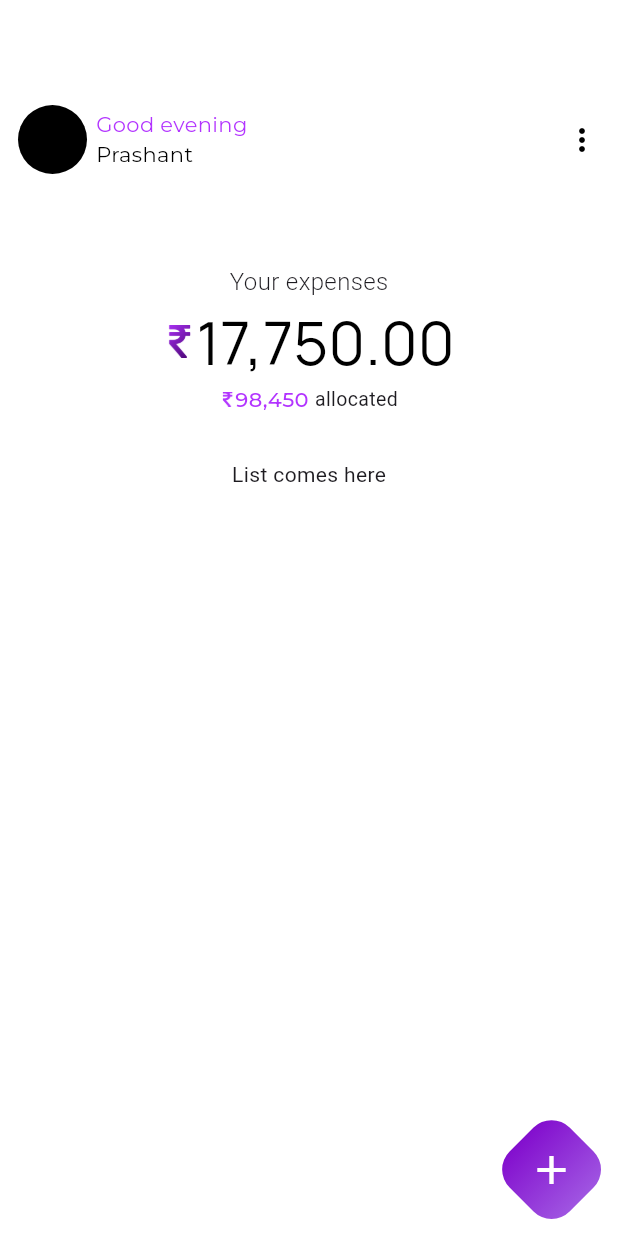
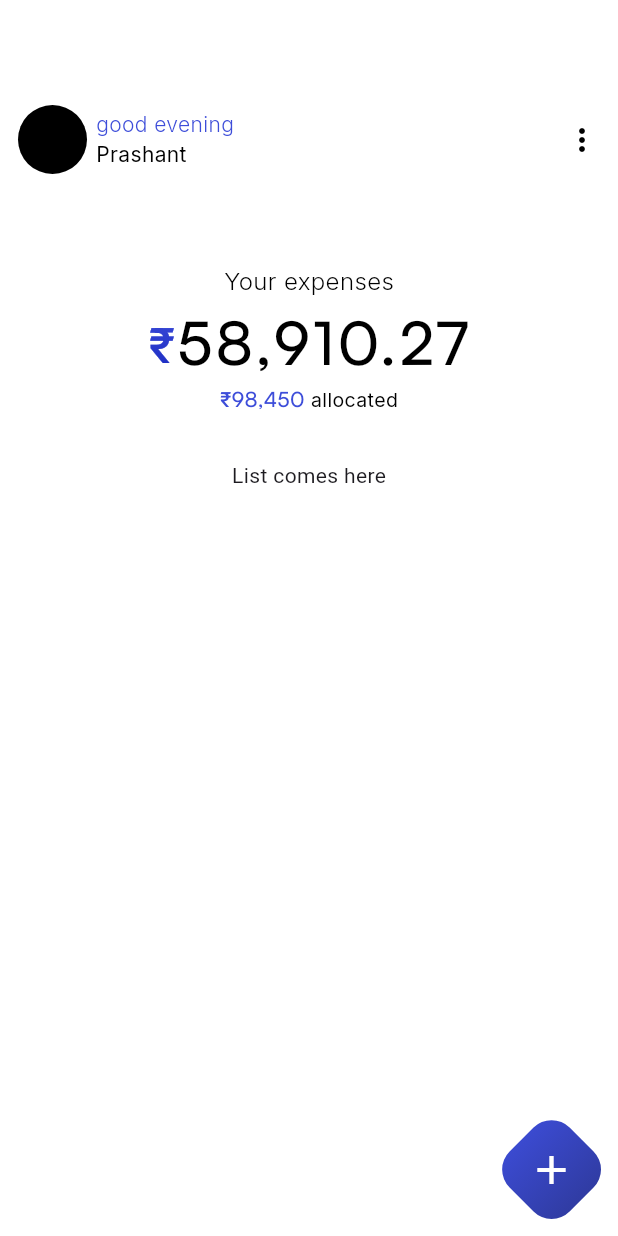
Before and after one commit to AkashSin234/financetrackerdemo, a Flutter app: the HomePage screen opened directly, on a phone screen of 412 x 824 dp. Run offline on Flutter 3.47's test engine with Material 3 defaults, Android fonts, the phone set to English and light mode, and no system bars; our stand-ins replace google_fonts; missing offline and left inert: flutter_svg_icons; Roboto replaces fonts that are missing (SFPro).

Commit message:
updated ui

```diff
--- a/lib/Screens/navpages/home_page.dart
+++ b/lib/Screens/navpages/home_page.dart
@@ -10,6 +10,18 @@ class HomePage extends StatefulWidget {
 }
 
 class _HomePageState extends State<HomePage> {
+
+  final gradient = const LinearGradient(
+    begin: Alignment.topCenter,
+    end: Alignment.bottomCenter,
+    colors: [
+    Color.fromRGBO(61, 77, 217, 1),
+    Color.fromRGBO(23, 39, 191, 1)
+  ]);
+
+  final textstyle = GoogleFonts.inter(fontSize: 32, fontWeight: FontWeight.w500);
+
+
   @override
   Widget build(BuildContext context) {
     return Scaffold(
@@ -34,15 +46,15 @@ class _HomePageState extends State<HomePage> {
                   crossAxisAlignment: CrossAxisAlignment.start,
                   children: [
                     Text(
-                      'Good evening',
-                      style: GoogleFonts.montserrat(
-                          color: const Color.fromRGBO(178, 52, 255, 1),
+                      'good evening',
+                      style: GoogleFonts.inter(
+                          color: const Color.fromRGBO(61, 77, 217, 1),
                           fontSize: 14,
-                          fontWeight: FontWeight.w400),
+                          fontWeight: FontWeight.w300),
                     ),
                     Text(
                       'Prashant',
-                      style: GoogleFonts.montserrat(
+                      style: GoogleFonts.inter(
                           fontSize: 14, color: Colors.black),
                     ),
                   ],
@@ -61,68 +73,49 @@ class _HomePageState extends State<HomePage> {
           Column(
             crossAxisAlignment: CrossAxisAlignment.center,
             children: [
-              const Text(
+              Text(
                 'Your expenses',
-                style: TextStyle(
-                    fontFamily: 'SFPro',
-                    fontSize: 16,
-                    fontWeight: FontWeight.w300),
+                style: GoogleFonts.inter(color: Colors.black, fontSize: 16, fontWeight: FontWeight.w300),
               ),
               Row(
                 mainAxisAlignment: MainAxisAlignment.center,
                 children: [
-                  SizedBox(
-                    height: 22,
-                    child: ShaderMask(
-                      shaderCallback: (Rect bounds) {
-                        return const LinearGradient(
-                          colors: [
-                            Color.fromRGBO(178, 52, 255, 1),
-                            Color.fromRGBO(62, 0, 100, 1)
-                          ],
-                          begin: Alignment.topLeft,
-                          end: Alignment.bottomRight,
-                        ).createShader(bounds);
-                      },
-                      blendMode: BlendMode.srcIn,
-                      child: Image.asset(
-                        'assets/rupee-indian.png',
-                        color: Colors.white,
-                      ),
-                    ),
+                  Baseline(baseline: 40,
+                  baselineType: TextBaseline.alphabetic,
+                    child: ShaderMask(shaderCallback: (bounds) {
+                      return gradient.createShader(Rect.fromLTWH(0, 0, bounds.width, bounds.height));
+                    },
+                      child: Text('₹', style: textstyle.copyWith(
+                          color: Colors.white, // Set text color to white so the gradient shows
+                        ),)),
                   ),
-                  Text(
-                    '17,750.00',
-                    style: GoogleFonts.manrope(
+                  const Text(
+                    '58,910.27',
+                    style: TextStyle(
+                      letterSpacing: 2.05,
+                      fontFamily: 'Satoshi',
+                      fontWeight: FontWeight.w500,
                         color: Colors.black,
                         fontSize: 40,
-                        fontWeight: FontWeight.w400),
+                        ),
                   ),
                 ],
               ),
               Row(
                 mainAxisAlignment: MainAxisAlignment.center,
                 children: [
-                  SizedBox(
-                    height: 10,
-                    child: Image.asset(
-                      'assets/rupee-indian.png',
-                      color: const Color.fromRGBO(178, 52, 255, 1),
-                    ),
-                  ),
-                  Text(
-                    '98,450 ',
-                    style: GoogleFonts.montserrat(
-                        color: const Color.fromRGBO(178, 52, 255, 1),
+
+                  const Text(
+                    '₹98,450 ',
+                    style: TextStyle(
+                      fontFamily: 'Satoshi',
+                        color: const Color.fromRGBO(61, 77, 217, 1),
                         fontSize: 14,
                         fontWeight: FontWeight.w500),
                   ),
-                  const Text(
+                   Text(
                     'allocated',
-                    style: TextStyle(
-                        fontFamily: 'SFPro',
-                        fontSize: 13,
-                        fontWeight: FontWeight.w400),
+                    style: GoogleFonts.inter(fontSize: 13, color: Colors.black, fontWeight: FontWeight.w400)
                   ),
                 ],
               ),
--- a/lib/Utils/fab_shape.dart
+++ b/lib/Utils/fab_shape.dart
@@ -45,7 +45,7 @@ class FabShape extends ShapeBorder {
   void paint(Canvas canvas, Rect rect, {TextDirection? textDirection}) {
     // Define the gradient
     const gradient = LinearGradient(
-      colors: [Color.fromRGBO(125, 0, 202, 1), Color.fromRGBO(165, 99, 229, 1)],
+      colors: [Color.fromRGBO(61, 77, 217, 1), Color.fromRGBO(46,57,154,1)],
       begin: Alignment.topLeft,
       end: Alignment.bottomRight,
     );
--- a/lib/main_screen.dart
+++ b/lib/main_screen.dart
@@ -2,9 +2,8 @@ import 'package:finance_tracker/Screens/navpages/home_page.dart';
 import 'package:finance_tracker/Screens/navpages/summary_page.dart';
 import 'package:finance_tracker/Screens/navpages/user_profile_page.dart';
 import 'package:finance_tracker/Screens/navpages/wallet_page.dart';
-import 'package:flutter/cupertino.dart';
 import 'package:flutter/material.dart';
-import 'package:fluentui_system_icons/fluentui_system_icons.dart';
+import 'package:flutter_svg_icons/flutter_svg_icons.dart';
 
 class MainScreen extends StatefulWidget {
   const MainScreen({super.key});
@@ -15,12 +14,12 @@ class MainScreen extends StatefulWidget {
 
 class _MainScreenState extends State<MainScreen> {
   List pages = [
+    const HomePage(),
     const SummaryPage(),
-    const HomePage(),
     const WalletPage(),
     const UserProfilePage(),
   ];
-  int currentIndex = 1;
+  int currentIndex = 0;
 
   void onTap(int index) {
     setState(() {
@@ -33,26 +32,33 @@ class _MainScreenState extends State<MainScreen> {
     return Scaffold(
       body: pages[currentIndex],
       bottomNavigationBar: BottomNavigationBar(
+
         type: BottomNavigationBarType.fixed,
         onTap: onTap,
         currentIndex: currentIndex,
         backgroundColor: Colors.white,
-        selectedItemColor: Colors.purple,
+        selectedItemColor: Color.fromRGBO(61, 77, 217, 1),
         unselectedItemColor: Colors.grey.withOpacity(0.5),
         showSelectedLabels: false,
         showUnselectedLabels: false,
-        items: const [
+        items:  [
           BottomNavigationBarItem(
-              icon: Icon(Icons.history), label: 'recent transactions'),
+              icon: currentIndex == 0 ? SvgIcon(size: 25,
+                icon: SvgIconData('assets/house.fill.svg')):SvgIcon(size: 25,
+                  icon: SvgIconData('assets/house.svg')), label: 'recent transactions'),
           BottomNavigationBarItem(
-              icon: Icon(
-                FluentIcons.home_32_regular,
-              ),
+              icon: currentIndex == 1 ? SvgIcon(size: 25,
+                icon: SvgIconData('assets/creditcard.fill.svg')):SvgIcon(size: 25,
+                  icon: SvgIconData('assets/creditcard.svg'),),
               label: 'home'),
-          BottomNavigationBarItem(icon: Icon(Icons.wallet), label: 'wallet'),
+          BottomNavigationBarItem(icon: currentIndex == 2 ? SvgIcon(size: 25,
+            icon: SvgIconData('assets/scroll.fill.svg')):SvgIcon(size: 25,
+              icon: SvgIconData('assets/scroll.svg')), label: 'wallet'),
           BottomNavigationBarItem(
-              icon: Icon(CupertinoIcons.person), label: 'user profile')
-        ],
+              icon: currentIndex == 3 ? SvgIcon(size: 25,
+                icon: SvgIconData('assets/gearshape.fill.svg')):SvgIcon(size: 25,
+                  icon: SvgIconData('assets/gearshape.svg')), label: 'user profile')
+  ],
       ),
     );
   }
```
Also changed, not shown: pubspec.yaml (+18 -7 lines), assets/creditcard.fill.svg (added), assets/creditcard.svg (added), assets/fonts/Satoshi-Medium.otf (added), assets/fonts/Satoshi-Regular.otf (added), assets/fonts/Satoshi-Variable.ttf (added), assets/gearshape.fill.svg (added), assets/gearshape.svg (added), assets/home.png (deleted), assets/house.fill.svg (added), assets/house.svg (added), assets/rupee-indian.png (deleted), assets/scroll.fill.svg (added), assets/scroll.svg (added), 1 more files, 1 other file.
